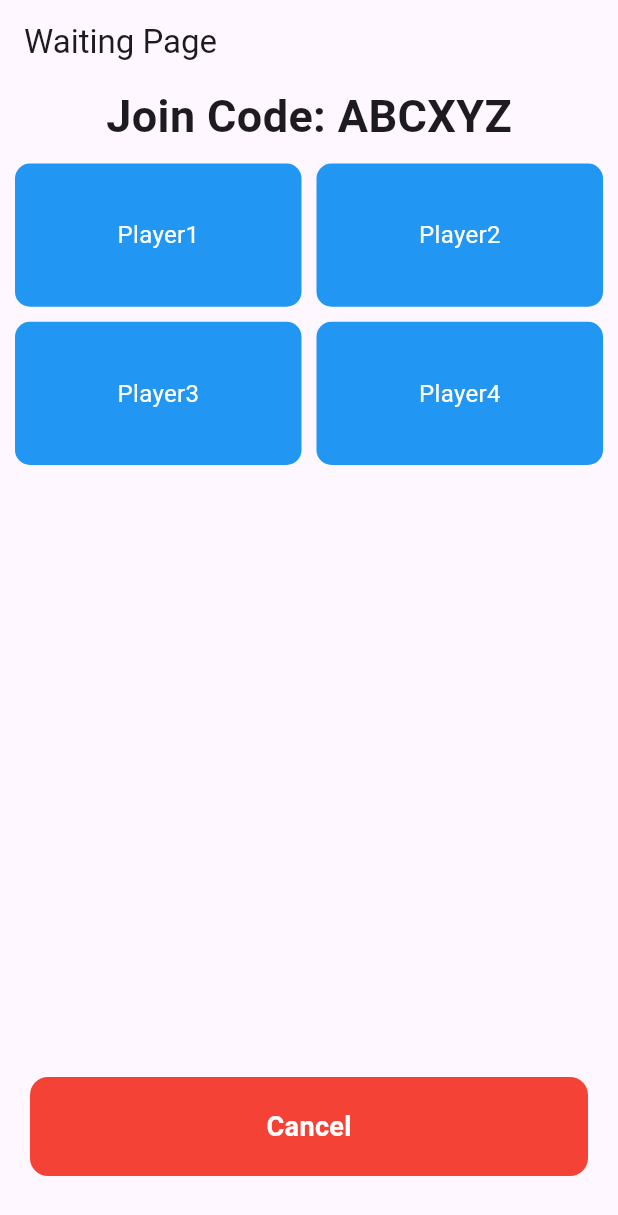
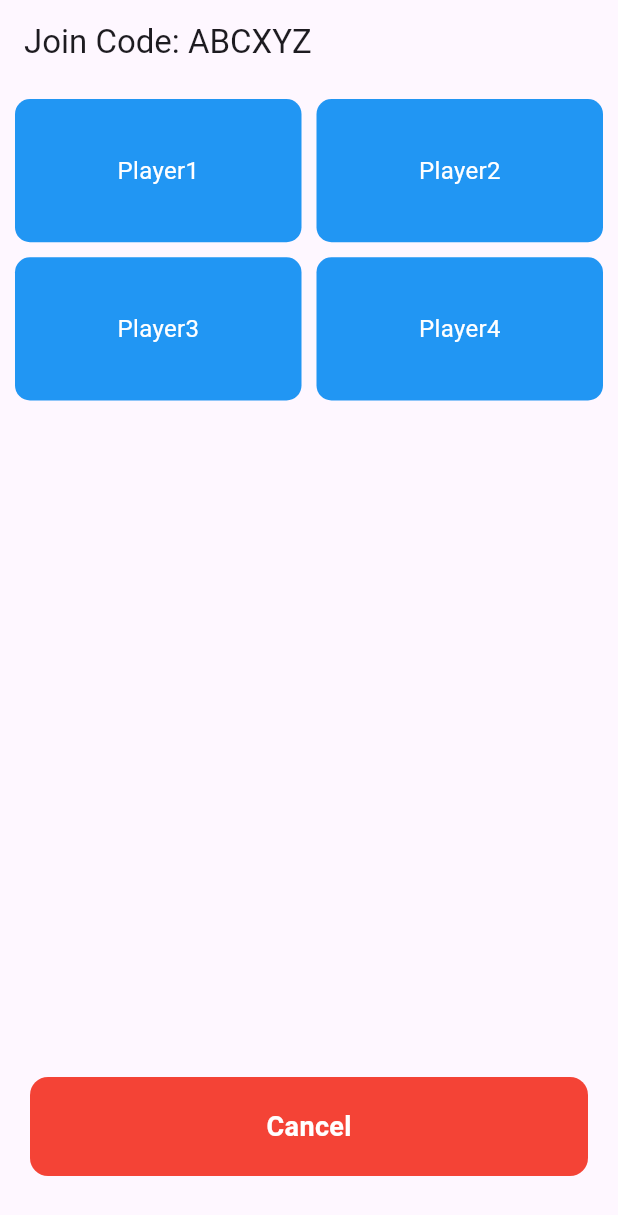
Before and after one commit to sesbusinesses/Chameleonmaxxing, a Flutter app: the WaitingPage screen opened directly, on a phone screen of 412 x 824 dp. Shown: the top 1215 px of the screen. Run offline on Flutter 3.47's test engine with Material 3 defaults, Android fonts, the phone set to English and light mode, and no system bars; our stand-ins replace firebase_core; accounts and stored records are empty.

Commit message:
Updated Waiting page to have the pageview

```diff
--- a/chameleon/lib/pages/title_page.dart
+++ b/chameleon/lib/pages/title_page.dart
@@ -1,8 +1,11 @@
-import 'package:chameleon/pages/waiting_page.dart';
+// ignore_for_file: unused_import
+
+import 'package:chameleon/pages/waiting_people_page.dart';
 import 'package:chameleon/pages/topic_page.dart';
 import 'package:flutter/material.dart';
 import '../widgets/wide_button.dart';
 import 'join_page.dart';
+import 'waiting_page.dart';
 
 class TitlePage extends StatelessWidget {
   const TitlePage({super.key});
--- a/chameleon/lib/pages/waiting_page.dart
+++ b/chameleon/lib/pages/waiting_page.dart
@@ -1,47 +1,27 @@
 import 'package:flutter/material.dart';
 
-import '../widgets/display_grid.dart';
-import '../widgets/wide_button.dart';
+import 'waiting_people_page.dart';
+import 'waiting_topics_page.dart';
 
 class WaitingPage extends StatelessWidget {
   const WaitingPage({super.key});
 
   @override
   Widget build(BuildContext context) {
+    // Scaffold to provide appBar and structure
     return Scaffold(
       appBar: AppBar(
-        title: const Text(
-          'Waiting Page',
-        ),
-        automaticallyImplyLeading: false, // This removes the back arrow
+        title: const Text('Join Code: ABCXYZ'),
+        automaticallyImplyLeading: false, // Removes the back arrow
       ),
-      body: const Center(
-        child: Column(
-          mainAxisAlignment: MainAxisAlignment.spaceEvenly,
-          children: <Widget>[
-            Text(
-              'Join Code: ABCXYZ',
-              style: TextStyle(
-                fontSize: 30,
-                fontWeight: FontWeight.bold,
-              ),
-            ),
-              DisplayGrid(
-                usernames: ['Player1', 'Player2', 'Player3', 'Player4'], // Example usernames
-              ),
-          ],
-        ),
+      // PageView for horizontal swiping
+      body: PageView(
+        scrollDirection: Axis.horizontal, // Specifies the swiping direction
+        children: const <Widget>[
+          WaitingPeoplePage(), // First instance of the WaitingPage
+          WaitingTopicsPage(), // Second instance, can customize differently if needed
+        ],
       ),
-      bottomNavigationBar: Padding(
-        padding: const EdgeInsets.only(bottom: 40),
-        child: WideButton(
-              text: 'Cancel',
-              color: Colors.red,
-              onPressed: (){
-                Navigator.pop(context);
-              }, // Corrected: Pass function reference
-        ),
-      )
     );
   }
 }
--- /dev/null
+++ b/chameleon/lib/pages/waiting_people_page.dart
@@ -0,0 +1,29 @@
+import 'package:flutter/material.dart';
+import '../widgets/display_grid.dart';
+import '../widgets/wide_button.dart';
+
+class WaitingPeoplePage extends StatelessWidget {
+  const WaitingPeoplePage({super.key});
+
+  @override
+  Widget build(BuildContext context) {
+    return Center(
+      child: Column(
+        mainAxisAlignment: MainAxisAlignment.spaceEvenly,
+        children: <Widget>[
+          const DisplayGrid(
+            displayList: ['Player1', 'Player2', 'Player3', 'Player4'], // Example usernames
+          ),
+          Padding(
+            padding: const EdgeInsets.only(bottom: 40),
+            child: WideButton(
+              text: 'Cancel',
+              color: Colors.red,
+              onPressed: () => Navigator.pop(context),
+            ),
+          ),
+        ],
+      ),
+    );
+  }
+}
--- a/chameleon/lib/widgets/display_grid.dart
+++ b/chameleon/lib/widgets/display_grid.dart
@@ -1,12 +1,12 @@
 import 'package:flutter/material.dart';
 
 class DisplayGrid extends StatelessWidget {
-  final List<String> usernames;
+  final List<String> displayList;
   final int crossAxisCount;
 
   const DisplayGrid({
     super.key,
-    required this.usernames,
+    required this.displayList,
     this.crossAxisCount = 2, // Set the default value to 2
     });
 
@@ -34,12 +34,12 @@ class DisplayGrid extends StatelessWidget {
                       borderRadius: BorderRadius.circular(10),
                     ),
                     child: Text(
-                      usernames[index],
+                      displayList[index],
                       style: const TextStyle(color: Colors.white, fontSize: 16),
                     ),
                   );
                 },
-                childCount: usernames.length, // The total number of grid items
+                childCount: displayList.length, // The total number of grid items
               ),
             ),
           ),
```
Also changed, not shown: chameleon/lib/pages/waiting_topics_page.dart (added, +29 -0 lines), 3 other files.
